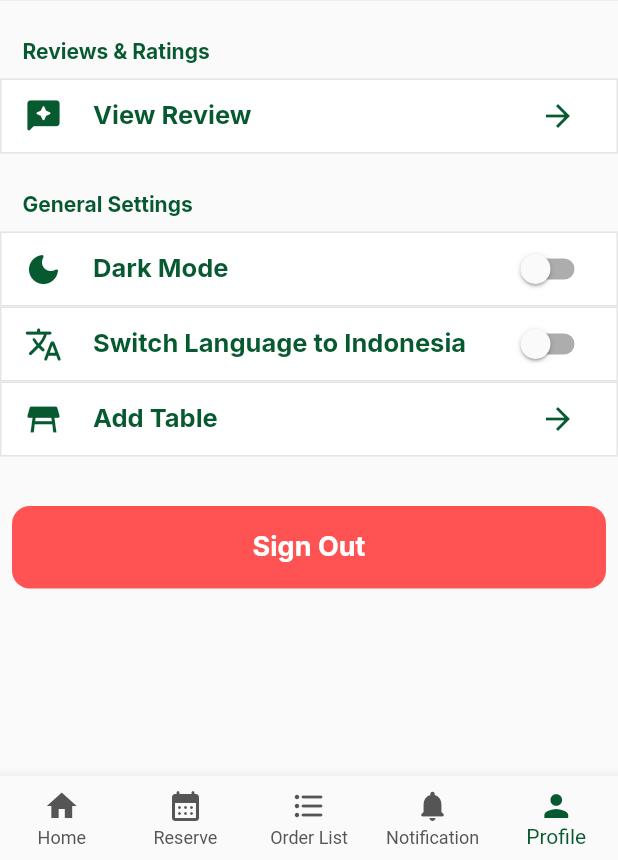
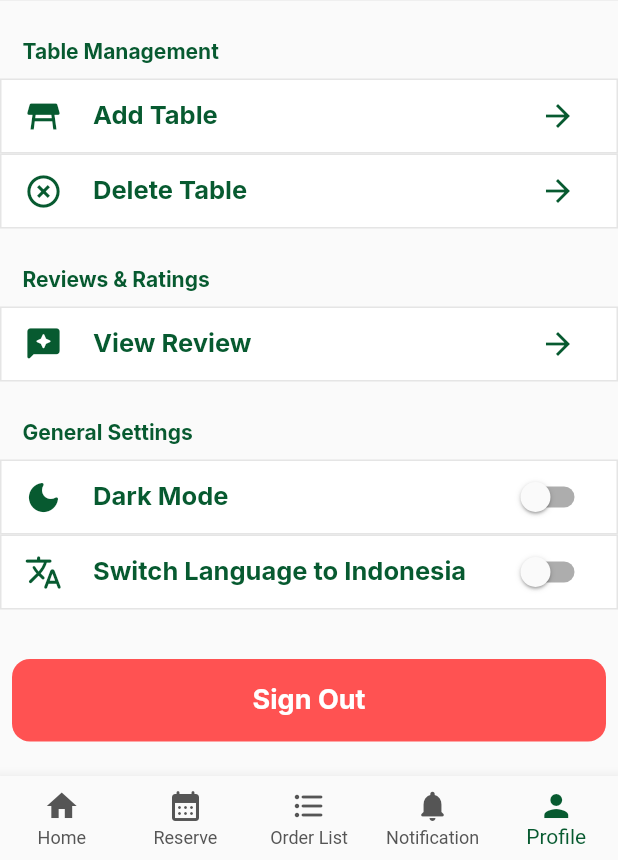
Before and after one commit to renaldhif/Loh-Coffee-and-Eatery-Mobile-Application, a Flutter app: the ProfileMenuAdminPage screen opened by its route, on a phone screen of 412 x 824 dp, the part 376-1236 px from its top. Run offline on Flutter 3.47's test engine with Material 2 defaults, Android fonts, the phone set to English and light mode, and no system bars; our stand-ins replace bloc, cloud_firestore, equatable, firebase_auth, firebase_core, firebase_storage and 5 more; missing offline and left inert: animated_icon_button, checkbox_grouped; accounts and stored records are empty.

Commit message:
adding delete table for admin

```diff
--- a/lib/main.dart
+++ b/lib/main.dart
@@ -5,6 +5,7 @@ import 'package:hive_flutter/hive_flutter.dart';
 import 'package:loh_coffee_eatery/models/menu_adapter.dart';
 import 'package:loh_coffee_eatery/ui/pages/cart_page.dart';
 import 'package:loh_coffee_eatery/ui/pages/confirm_payment_page.dart';
+import 'package:loh_coffee_eatery/ui/pages/delete_table_admin_page.dart';
 import 'package:loh_coffee_eatery/ui/pages/payment_page.dart';
 import 'package:loh_coffee_eatery/ui/pages/profile_menu_admin_page.dart';
 import 'package:loh_coffee_eatery/models/menu_model.dart';
@@ -99,6 +100,7 @@ class MyApp extends StatelessWidget {
           '/addmenu': (context) => const AddMenuPageAdmin(),
           '/orderlist-admin':(context) => const OrderListAdminPage(),
           '/addtable' : (context) => const AddTablePageAdmin(),
+          '/deletetable' : (context) => const DeleteTableAdminPage(),
           '/updatemenu': (context) => UpdateMenuPageAdmin(),
           '/reviews': (context) => const ReviewPageAdmin(),
         },
--- a/lib/ui/pages/profile_menu_admin_page.dart
+++ b/lib/ui/pages/profile_menu_admin_page.dart
@@ -190,6 +190,109 @@ class _ProfileMenuAdminPageState extends State<ProfileMenuAdminPage> {
               Padding(
                 padding: const EdgeInsets.only(left: 15, bottom: 10),
                 child: Text(
+                  'Table Management',
+                  style: greenTextStyle.copyWith(
+                    fontSize: 14,
+                    fontWeight: bold,
+                  ),
+                  textAlign: TextAlign.left,
+                ),
+              ),
+              // Add Table
+              Container(
+                padding: const EdgeInsets.only(left: 15, right: 15),
+                height: 50,
+                decoration: BoxDecoration(
+                  color: whiteColor,
+                  border: Border.all(
+                    color: backgroundColor,
+                    width: 1,
+                  ),
+                ),
+                child: Row(
+                  mainAxisAlignment: MainAxisAlignment.spaceBetween,
+                  children: [
+                    Row(
+                      children: [
+                        const Icon(
+                          Icons.table_restaurant,
+                          size: 26,
+                          color: primaryColor,
+                        ),
+                        const SizedBox(width: 20),
+                        Text(
+                          "Add Table",
+                          style: greenTextStyle.copyWith(
+                            fontSize: 17,
+                            fontWeight: bold,
+                          ),
+                          textAlign: TextAlign.start,
+                        ),
+                      ],
+                    ),
+                    IconButton(
+                      onPressed: () {
+                        Navigator.pushNamed(context, '/addtable');
+                      },
+                      icon: const Icon(
+                        Icons.arrow_forward,
+                        color: primaryColor,
+                      ),
+                    ),
+                  ],
+                ),
+              ),
+
+              // Delete Table
+              Container(
+                padding: const EdgeInsets.only(left: 15, right: 15),
+                height: 50,
+                decoration: BoxDecoration(
+                  color: whiteColor,
+                  border: Border.all(
+                    color: backgroundColor,
+                    width: 1,
+                  ),
+                ),
+                child: Row(
+                  mainAxisAlignment: MainAxisAlignment.spaceBetween,
+                  children: [
+                    Row(
+                      children: [
+                        const Icon(
+                          Icons.highlight_remove,
+                          size: 26,
+                          color: primaryColor,
+                        ),
+                        const SizedBox(width: 20),
+                        Text(
+                          "Delete Table",
+                          style: greenTextStyle.copyWith(
+                            fontSize: 17,
+                            fontWeight: bold,
+                          ),
+                          textAlign: TextAlign.start,
+                        ),
+                      ],
+                    ),
+                    IconButton(
+                      onPressed: () {
+                        Navigator.pushNamed(context, '/deletetable');
+                      },
+                      icon: const Icon(
+                        Icons.arrow_forward,
+                        color: primaryColor,
+                      ),
+                    ),
+                  ],
+                ),
+              ),
+
+              // Reviews
+              const SizedBox(height: 25),
+              Padding(
+                padding: const EdgeInsets.only(left: 15, bottom: 10),
+                child: Text(
                   'Reviews & Ratings',
                   style: greenTextStyle.copyWith(
                     fontSize: 14,
@@ -351,51 +454,6 @@ class _ProfileMenuAdminPageState extends State<ProfileMenuAdminPage> {
                 ),
               ),
 
-              // Add Table
-              Container(
-                padding: const EdgeInsets.only(left: 15, right: 15),
-                height: 50,
-                decoration: BoxDecoration(
-                  color: whiteColor,
-                  border: Border.all(
-                    color: backgroundColor,
-                    width: 1,
-                  ),
-                ),
-                child: Row(
-                  mainAxisAlignment: MainAxisAlignment.spaceBetween,
-                  children: [
-                    Row(
-                      children: [
-                        const Icon(
-                          Icons.table_restaurant,
-                          size: 26,
-                          color: primaryColor,
-                        ),
-                        const SizedBox(width: 20),
-                        Text(
-                          "Add Table",
-                          style: greenTextStyle.copyWith(
-                            fontSize: 17,
-                            fontWeight: bold,
-                          ),
-                          textAlign: TextAlign.start,
-                        ),
-                      ],
-                    ),
-                    IconButton(
-                      onPressed: () {
-                        Navigator.pushNamed(context, '/addtable');
-                      },
-                      icon: const Icon(
-                        Icons.arrow_forward,
-                        color: primaryColor,
-                      ),
-                    ),
-                  ],
-                ),
-              ),
-
               const SizedBox(height: 25),
               // Sign Out Button
               signOutButton(),
```
Also changed, not shown: lib/ui/pages/delete_table_admin_page.dart (added, +143 -0 lines).
